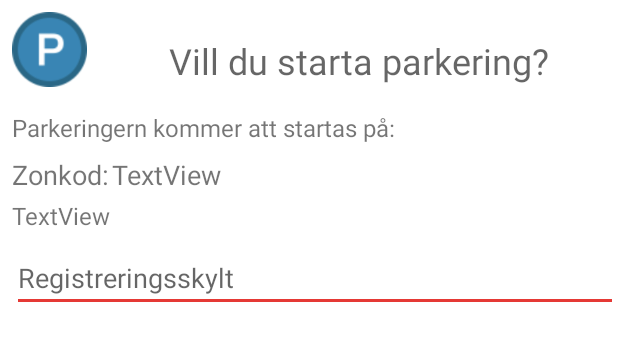
After one commit to asegestam/BachelorProject-ParkingApp, an Android app: the layout start_parking_dialog.xml on its own in the app's theme, with its tools: preview values and no code run, on a phone screen of 412 x 824 dp. The commit adds this screen. Shown: the top 341 px of the screen. Run offline under Robolectric (Android 15) with nearby library versions, the phone set to English and light mode, and no system bars.

Commit message:
custom dialog

```diff
--- a/app/src/main/java/com/example/smspark/views/MapFragment.kt
+++ b/app/src/main/java/com/example/smspark/views/MapFragment.kt
@@ -652,7 +652,7 @@ class MapFragment : Fragment(), MapboxMap.OnMapClickListener, MapboxMap.OnMapLon
                     attr_accessible.visibility = View.VISIBLE
                     attr_ecs.visibility = View.GONE
                 }
-                zoneName.text = selectedZone.getStringProperty("zone_name")
+                dialogZoneName.text = selectedZone.getStringProperty("zone_name")
                 zoneOwner.text = selectedZone.getStringProperty("zone_owner")
                 travelTime.text = travelViewModel.getTotalTravelTime(drivingDuration!!, walkingDuration!!)
                 arrivalTime.text = travelViewModel.getArrivalTime(drivingDuration, walkingDuration)
--- a/app/src/main/java/com/example/smspark/views/TicketAdapter.kt
+++ b/app/src/main/java/com/example/smspark/views/TicketAdapter.kt
@@ -25,7 +25,7 @@ class TicketAdapter(private val tickets: List<Feature>, private val itemClickLis
 
     class TicketViewHolder(itemView : View) : RecyclerView.ViewHolder(itemView) {
         private val price: TextView = itemView.findViewById(R.id.ticketPrice)
-        private val zoneName: TextView = itemView.findViewById(R.id.zoneName)
+        private val zoneName: TextView = itemView.findViewById(R.id.dialogZoneName)
         private val location: TextView = itemView.findViewById(R.id.location)
         private val zoneId: TextView = itemView.findViewById(R.id.zoneId)
         private val regNr: TextView = itemView.findViewById(R.id.licensplate)
--- a/app/src/main/java/com/example/smspark/views/ZoneAdapter.kt
+++ b/app/src/main/java/com/example/smspark/views/ZoneAdapter.kt
@@ -41,7 +41,7 @@ class ZoneAdapter(private val listener: (Feature) -> Unit, private val itemClick
     class ZoneViewHolder(private val v: View, private val itemClickListener: View.OnClickListener) : RecyclerView.ViewHolder(v), View.OnClickListener {
 
         private val icon: ImageView = v.findViewById(R.id.icon)
-        private val zoneName: TextView = v.findViewById(R.id.zoneName)
+        private val zoneName: TextView = v.findViewById(R.id.dialogZoneName)
         private val zoneType: TextView = v.findViewById(R.id.zoneType)
         private val zoneOwner: TextView = v.findViewById(R.id.zoneOwner)
         private val zoneDistance: TextView = v.findViewById(R.id.zoneDistance)
@@ -51,7 +51,7 @@ class ZoneAdapter(private val listener: (Feature) -> Unit, private val itemClick
         /** Binds the data to the viewholder by setting the text and listener */
         fun bind(zone: Feature, listner: (Feature) -> Unit) {
             if(zone.hasProperty("wkt")) {
-                zoneType.text = "Typ: HandikappsParkering"
+                zoneType.text = "För rörelsehindrade"
                 icon.setImageResource(R.drawable.accessible_png)
             }
             else {
--- a/app/src/main/res/layout/list_item.xml
+++ b/app/src/main/res/layout/list_item.xml
@@ -31,7 +31,7 @@
             app:srcCompat="@drawable/park_blue" />
 
         <TextView
-            android:id="@+id/zoneName"
+            android:id="@+id/dialogZoneName"
             android:layout_width="0dp"
             android:layout_height="wrap_content"
             android:layout_marginStart="16dp"
@@ -54,8 +54,8 @@
             android:padding="1dp"
             android:text="Zonkod: 3071"
             android:textAppearance="@style/MaterialAlertDialog.MaterialComponents.Body.Text"
-            app:layout_constraintStart_toStartOf="@+id/zoneName"
-            app:layout_constraintTop_toBottomOf="@+id/zoneName" />
+            app:layout_constraintStart_toStartOf="@+id/dialogZoneName"
+            app:layout_constraintTop_toBottomOf="@+id/dialogZoneName" />
 
         <TextView
             android:id="@+id/zoneOwner"
--- a/app/src/main/res/layout/selected_zone.xml
+++ b/app/src/main/res/layout/selected_zone.xml
@@ -18,7 +18,7 @@
 
     <!-- Peek layout start!-->
     <TextView
-        android:id="@+id/zoneName"
+        android:id="@+id/dialogZoneName"
         android:layout_width="0dp"
         android:layout_height="wrap_content"
         android:layout_marginStart="8dp"
@@ -58,7 +58,7 @@
         android:text="EuroPark Svenska AB EPS"
         android:textAppearance="@style/MaterialAlertDialog.MaterialComponents.Body.Text"
         app:layout_constraintStart_toStartOf="parent"
-        app:layout_constraintTop_toBottomOf="@+id/zoneName" />
+        app:layout_constraintTop_toBottomOf="@+id/dialogZoneName" />
 
     <ImageView
         android:id="@+id/expand"
--- /dev/null
+++ b/app/src/main/res/layout/start_parking_dialog.xml
@@ -0,0 +1,89 @@
+<?xml version="1.0" encoding="utf-8"?>
+<androidx.constraintlayout.widget.ConstraintLayout xmlns:android="http://schemas.android.com/apk/res/android"
+    xmlns:app="http://schemas.android.com/apk/res-auto"
+    xmlns:tools="http://schemas.android.com/tools"
+    android:layout_width="match_parent"
+    android:layout_height="match_parent">
+
+    <TextView
+        android:id="@+id/textView2"
+        android:layout_width="wrap_content"
+        android:layout_height="wrap_content"
+        android:layout_marginStart="8dp"
+        android:layout_marginTop="24dp"
+        android:text="Vill du starta parkering?"
+        android:textAppearance="@style/TextAppearance.AppCompat.Display1"
+        android:textSize="24sp"
+        app:layout_constraintEnd_toEndOf="parent"
+        app:layout_constraintStart_toEndOf="@+id/imageView2"
+        app:layout_constraintTop_toTopOf="parent" />
+
+    <ImageView
+        android:id="@+id/imageView2"
+        android:layout_width="50dp"
+        android:layout_height="50dp"
+        android:layout_marginStart="8dp"
+        android:layout_marginTop="8dp"
+        android:src="@drawable/park_blue"
+        app:layout_constraintStart_toStartOf="parent"
+        app:layout_constraintTop_toTopOf="parent" />
+
+    <TextView
+        android:id="@+id/textView6"
+        android:layout_width="wrap_content"
+        android:layout_height="wrap_content"
+        android:layout_marginStart="8dp"
+        android:layout_marginTop="16dp"
+        android:text="Parkeringern kommer att startas på: "
+        android:textSize="16sp"
+        app:layout_constraintStart_toStartOf="parent"
+        app:layout_constraintTop_toBottomOf="@+id/imageView2" />
+
+    <TextView
+        android:id="@+id/dialogZoneName"
+        android:layout_width="0dp"
+        android:layout_height="wrap_content"
+        android:layout_marginStart="8dp"
+        android:layout_marginTop="4dp"
+        android:text="TextView"
+        android:textSize="16sp"
+        app:layout_constraintEnd_toEndOf="parent"
+        app:layout_constraintStart_toStartOf="parent"
+        app:layout_constraintTop_toBottomOf="@+id/textView10" />
+
+    <TextView
+        android:id="@+id/dialogZoneCode"
+        android:layout_width="0dp"
+        android:layout_height="wrap_content"
+        android:layout_marginStart="2dp"
+        android:layout_marginTop="8dp"
+        android:text="TextView"
+        android:textSize="18sp"
+        app:layout_constraintStart_toEndOf="@+id/textView10"
+        app:layout_constraintTop_toBottomOf="@+id/textView6" />
+
+    <EditText
+        android:id="@+id/regNrEditText"
+        android:layout_width="0dp"
+        android:layout_height="wrap_content"
+        android:layout_marginStart="8dp"
+        android:layout_marginTop="8dp"
+        android:autofillHints="ABC-123"
+        android:ems="10"
+        android:hint="Registreringsskylt"
+        app:layout_constraintEnd_toEndOf="parent"
+        app:layout_constraintStart_toStartOf="parent"
+        app:layout_constraintTop_toBottomOf="@+id/dialogZoneName" />
+
+    <TextView
+        android:id="@+id/textView10"
+        android:layout_width="wrap_content"
+        android:layout_height="wrap_content"
+        android:layout_marginStart="8dp"
+        android:layout_marginTop="8dp"
+        android:text="Zonkod:"
+        android:textSize="18sp"
+        app:layout_constraintStart_toStartOf="parent"
+        app:layout_constraintTop_toBottomOf="@+id/textView6" />
+
+</androidx.constraintlayout.widget.ConstraintLayout>
--- a/app/src/main/res/layout/trip_options.xml
+++ b/app/src/main/res/layout/trip_options.xml
@@ -42,7 +42,7 @@
         android:layout_marginStart="4dp"
         android:layout_marginTop="20dp"
         android:layout_marginEnd="8dp"
-        android:text="Jag vill se handikappsparkeringar"
+        android:text="Jag behöver parkering för rörelsehindrade"
         app:layout_constraintEnd_toStartOf="@+id/accessibleSwitch"
         app:layout_constraintStart_toEndOf="@+id/accessibleImageView"
         app:layout_constraintTop_toBottomOf="@+id/dividerOne" />
```
Also changed, not shown: app/src/main/java/com/example/smspark/views/NavigationFragment.kt (+10 -3 lines), app/src/main/res/layout/ticket_list_item.xml (+5 -5 lines), app/src/main/res/layout/user_info_edit.xml (+14 -15 lines).
